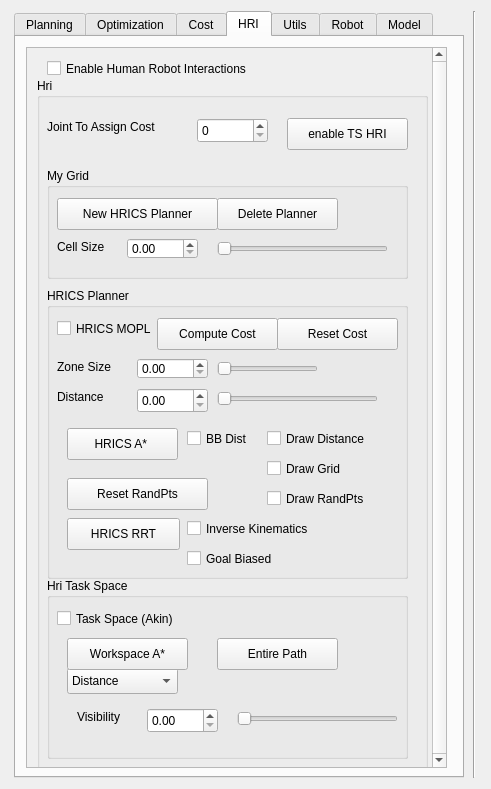
First picture: the form in qtWindow/qtMainInterface/sidewindow.ui, repository jmainpri/libmove3d, before the edit.
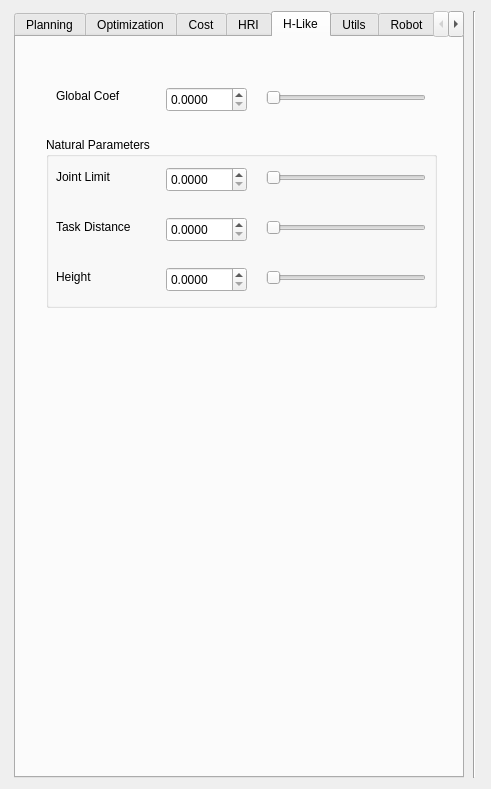
Second picture: the form after the edit. Custom widgets are drawn as their Qt base class.

The edit to the form file:
```diff
--- a/qtWindow/qtMainInterface/sidewindow.ui
+++ b/qtWindow/qtMainInterface/sidewindow.ui
@@ -47,7 +47,7 @@
       </size>
      </property>
      <property name="currentIndex">
-      <number>3</number>
+      <number>4</number>
      </property>
      <widget class="QWidget" name="MPlanning">
       <property name="sizePolicy">
@@ -846,7 +846,7 @@
         <widget class="QGroupBox" name="groupBoxHri">
          <property name="geometry">
           <rect>
-           <x>10</x>
+           <x>0</x>
            <y>30</y>
            <width>391</width>
            <height>751</height>
@@ -978,7 +978,7 @@
             <x>10</x>
             <y>210</y>
             <width>361</width>
-            <height>291</height>
+            <height>301</height>
            </rect>
           </property>
           <property name="title">
@@ -1013,8 +1013,8 @@
           <widget class="QPushButton" name="pushButtonAStaIn3DGrid">
            <property name="geometry">
             <rect>
-             <x>20</x>
-             <y>140</y>
+             <x>10</x>
+             <y>200</y>
              <width>111</width>
              <height>32</height>
             </rect>
@@ -1162,8 +1162,8 @@
           <widget class="QPushButton" name="pushButtonHRICSRRT">
            <property name="geometry">
             <rect>
-             <x>20</x>
-             <y>230</y>
+             <x>10</x>
+             <y>260</y>
              <width>113</width>
              <height>32</height>
             </rect>
@@ -1175,7 +1175,7 @@
           <widget class="QCheckBox" name="checkBoxInverseKinematics">
            <property name="geometry">
             <rect>
-             <x>140</x>
+             <x>180</x>
              <y>230</y>
              <width>151</width>
              <height>21</height>
@@ -1188,7 +1188,7 @@
           <widget class="QCheckBox" name="checkBoxHRIGoalBiased">
            <property name="geometry">
             <rect>
-             <x>140</x>
+             <x>180</x>
              <y>260</y>
              <width>101</width>
              <height>21</height>
@@ -1214,8 +1214,8 @@
           <widget class="QPushButton" name="pushButtonResetRandPoints">
            <property name="geometry">
             <rect>
-             <x>20</x>
-             <y>190</y>
+             <x>10</x>
+             <y>230</y>
              <width>141</width>
              <height>32</height>
             </rect>
@@ -1229,9 +1229,9 @@
           <property name="geometry">
            <rect>
             <x>10</x>
-            <y>500</y>
+            <y>520</y>
             <width>361</width>
-            <height>181</height>
+            <height>161</height>
            </rect>
           </property>
           <property name="title">
@@ -1366,6 +1366,192 @@
        </widget>
       </widget>
      </widget>
+     <widget class="QWidget" name="Natural">
+      <attribute name="title">
+       <string>H-Like</string>
+      </attribute>
+      <widget class="QGroupBox" name="groupBox_5">
+       <property name="geometry">
+        <rect>
+         <x>30</x>
+         <y>100</y>
+         <width>391</width>
+         <height>171</height>
+        </rect>
+       </property>
+       <property name="title">
+        <string>Natural Parameters</string>
+       </property>
+       <widget class="QSlider" name="horizontalSliderHeight">
+        <property name="geometry">
+         <rect>
+          <x>220</x>
+          <y>130</y>
+          <width>160</width>
+          <height>22</height>
+         </rect>
+        </property>
+        <property name="maximum">
+         <number>5000</number>
+        </property>
+        <property name="orientation">
+         <enum>Qt::Horizontal</enum>
+        </property>
+       </widget>
+       <widget class="QSlider" name="horizontalSliderJointLimit">
+        <property name="geometry">
+         <rect>
+          <x>220</x>
+          <y>30</y>
+          <width>160</width>
+          <height>22</height>
+         </rect>
+        </property>
+        <property name="maximum">
+         <number>5000</number>
+        </property>
+        <property name="orientation">
+         <enum>Qt::Horizontal</enum>
+        </property>
+       </widget>
+       <widget class="QLabel" name="label_9">
+        <property name="geometry">
+         <rect>
+          <x>10</x>
+          <y>30</y>
+          <width>71</width>
+          <height>20</height>
+         </rect>
+        </property>
+        <property name="text">
+         <string>Joint Limit</string>
+        </property>
+       </widget>
+       <widget class="QDoubleSpinBox" name="doubleSpinBoxJointLimit">
+        <property name="geometry">
+         <rect>
+          <x>120</x>
+          <y>30</y>
+          <width>81</width>
+          <height>25</height>
+         </rect>
+        </property>
+        <property name="decimals">
+         <number>4</number>
+        </property>
+       </widget>
+       <widget class="QLabel" name="label_10">
+        <property name="geometry">
+         <rect>
+          <x>10</x>
+          <y>80</y>
+          <width>101</width>
+          <height>20</height>
+         </rect>
+        </property>
+        <property name="text">
+         <string>Task Distance</string>
+        </property>
+       </widget>
+       <widget class="QLabel" name="label_11">
+        <property name="geometry">
+         <rect>
+          <x>10</x>
+          <y>130</y>
+          <width>61</width>
+          <height>20</height>
+         </rect>
+        </property>
+        <property name="text">
+         <string>Height</string>
+        </property>
+       </widget>
+       <widget class="QDoubleSpinBox" name="doubleSpinBoxHeight">
+        <property name="geometry">
+         <rect>
+          <x>120</x>
+          <y>130</y>
+          <width>81</width>
+          <height>25</height>
+         </rect>
+        </property>
+        <property name="decimals">
+         <number>4</number>
+        </property>
+       </widget>
+       <widget class="QDoubleSpinBox" name="doubleSpinBoxTaskDist">
+        <property name="geometry">
+         <rect>
+          <x>120</x>
+          <y>80</y>
+          <width>81</width>
+          <height>25</height>
+         </rect>
+        </property>
+        <property name="decimals">
+         <number>4</number>
+        </property>
+       </widget>
+       <widget class="QSlider" name="horizontalSliderTaskDist">
+        <property name="geometry">
+         <rect>
+          <x>220</x>
+          <y>80</y>
+          <width>160</width>
+          <height>22</height>
+         </rect>
+        </property>
+        <property name="maximum">
+         <number>5000</number>
+        </property>
+        <property name="orientation">
+         <enum>Qt::Horizontal</enum>
+        </property>
+       </widget>
+      </widget>
+      <widget class="QDoubleSpinBox" name="doubleSpinBoxNatural">
+       <property name="geometry">
+        <rect>
+         <x>150</x>
+         <y>50</y>
+         <width>81</width>
+         <height>25</height>
+        </rect>
+       </property>
+       <property name="decimals">
+        <number>4</number>
+       </property>
+      </widget>
+      <widget class="QLabel" name="label_12">
+       <property name="geometry">
+        <rect>
+         <x>40</x>
+         <y>50</y>
+         <width>91</width>
+         <height>17</height>
+        </rect>
+       </property>
+       <property name="text">
+        <string>Global Coef</string>
+       </property>
+      </widget>
+      <widget class="QSlider" name="horizontalSliderNatural">
+       <property name="geometry">
+        <rect>
+         <x>250</x>
+         <y>50</y>
+         <width>160</width>
+         <height>22</height>
+        </rect>
+       </property>
+       <property name="maximum">
+        <number>5000</number>
+       </property>
+       <property name="orientation">
+        <enum>Qt::Horizontal</enum>
+       </property>
+      </widget>
+     </widget>
      <widget class="QWidget" name="Greedy">
       <attribute name="title">
        <string>Utils</string>
```
Left out of the diff: 36 changed lines with no effect on the pictures.
